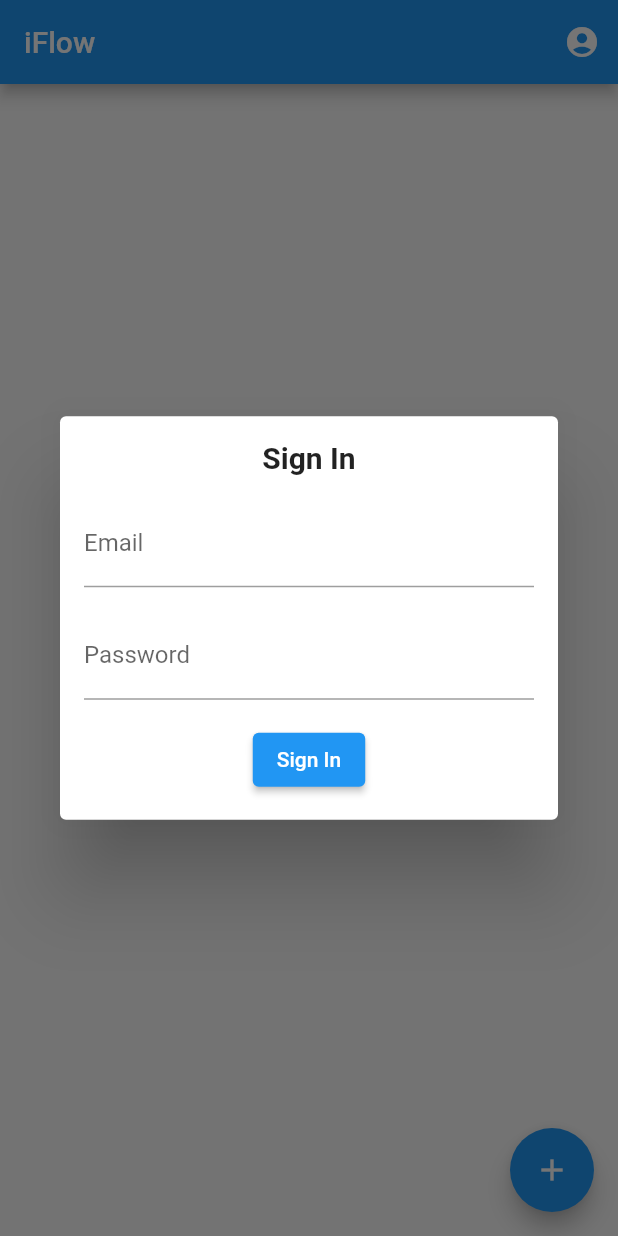
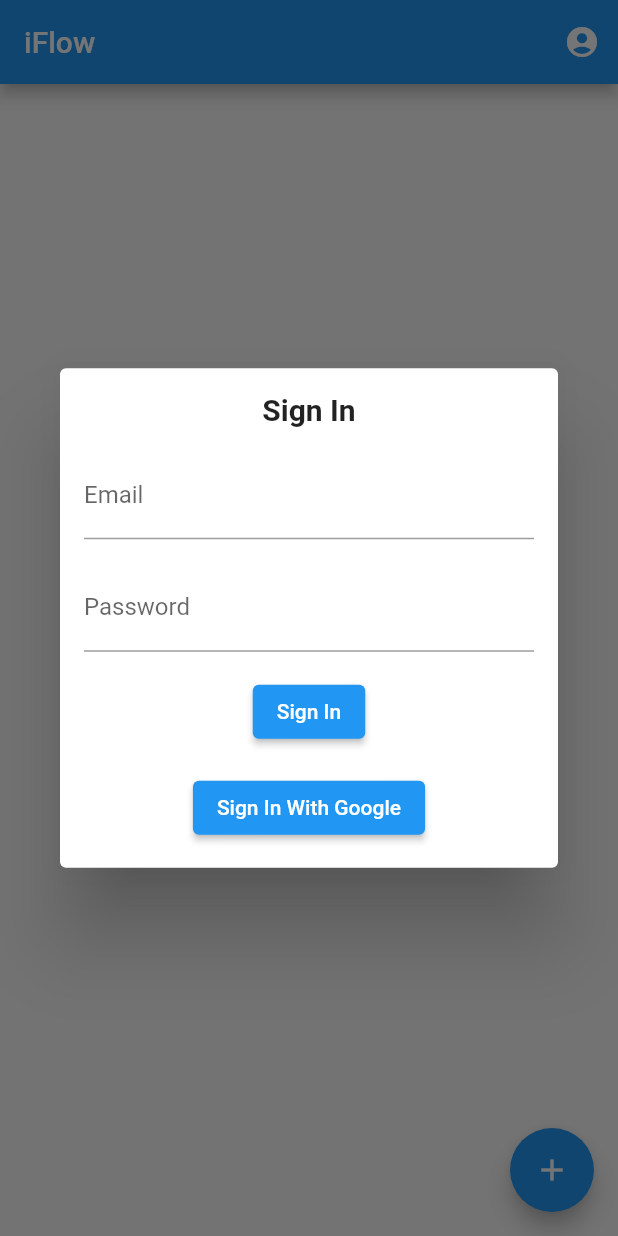
Before and after one commit to Adkins-Automation/Wifi-Airflow-Control, a Flutter app: the screen it shows after launch, after a tap on the "account circle" icon, on a phone screen of 412 x 824 dp. Run offline on Flutter 3.47's test engine with Material 2 defaults, Android fonts, the phone set to English and light mode, and no system bars; our stand-ins replace firebase_auth, firebase_core, firebase_database, flutter_blue, google_sign_in, permission_handler and 1 more; missing offline and left inert: qr_code_scanner; accounts and stored records are empty.

Commit message:
Basic google Auth setup

```diff
--- /dev/null
+++ b/Flutter App/wifi_airflow_control/lib/auth_service.dart
@@ -0,0 +1,23 @@
+import 'package:firebase_auth/firebase_auth.dart';
+import 'package:google_sign_in/google_sign_in.dart';
+
+class AuthService
+{
+
+signInWithGoogle() async
+{
+final GoogleSignInAccount? gUser = await GoogleSignIn().signIn();
+
+final GoogleSignInAuthentication gAuth = await gUser!.authentication;
+
+final credential = GoogleAuthProvider.credential(
+  accessToken: gAuth.accessToken,
+   idToken: gAuth.idToken,
+);
+
+return await FirebaseAuth.instance.signInWithCredential(credential);
+
+
+}
+
+}
--- a/Flutter App/wifi_airflow_control/lib/main_page.dart
+++ b/Flutter App/wifi_airflow_control/lib/main_page.dart
@@ -5,6 +5,7 @@ import 'package:flutter/material.dart';
 import 'package:firebase_auth/firebase_auth.dart';
 import 'package:firebase_database/firebase_database.dart';
 import 'package:flutter_blue/flutter_blue.dart';
+import 'package:i_flow/auth_service.dart';
 import 'package:i_flow/constants.dart';
 import 'package:i_flow/sign_out_dialog.dart';
 import 'package:permission_handler/permission_handler.dart';
@@ -424,12 +425,17 @@ class _MainPageState extends State<MainPage> {
                       fontWeight: FontWeight.bold,
                     ),
                   ),
-                  if (!success_) SizedBox(height: 16),
+                  if (!success_) Flexible(
+                    child:SizedBox(height: 16)),
                   if (!success_)
+                  Flexible(
+                    child:
                     Text("Invalid email or password",
                         style: TextStyle(
                           color: Colors.red,
-                        )),
+                        )
+                        )
+                        ),
                   SizedBox(height: 16),
                   TextFormField(
                     controller: emailController,
@@ -480,6 +486,12 @@ class _MainPageState extends State<MainPage> {
                       });
                     },
                     child: Text('Sign In'),
+                  ),
+                  SizedBox(height: 16),
+                  ElevatedButton(
+                    onPressed: () {AuthService().signInWithGoogle();},
+                    //make google image
+                    child: Text('Sign In With Google'),
                   ),
                 ],
               ),
--- a/Flutter App/wifi_airflow_control/pubspec.yaml
+++ b/Flutter App/wifi_airflow_control/pubspec.yaml
@@ -45,6 +45,7 @@ dependencies:
   firebase_auth: ^4.6.3
   cloud_firestore: ^4.8.1
   firebase_database: ^10.3.0
+  google_sign_in: ^6.1.5
 
   flutter_blue: ^0.8.0
   permission_handler: ^11.0.1
```
